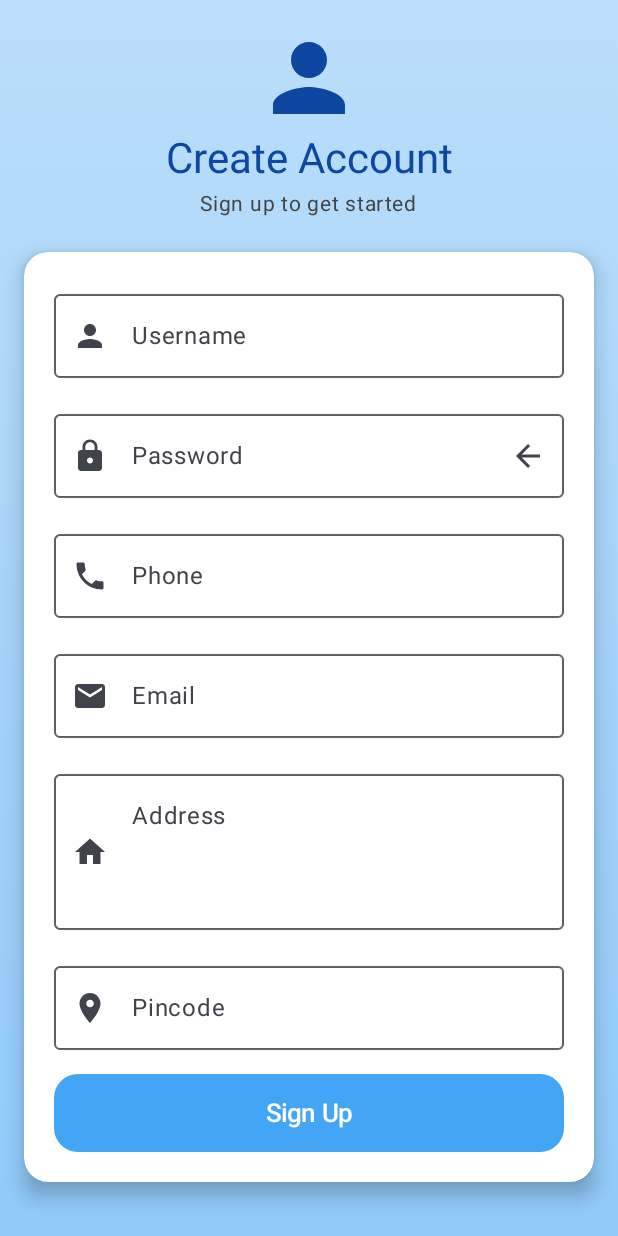
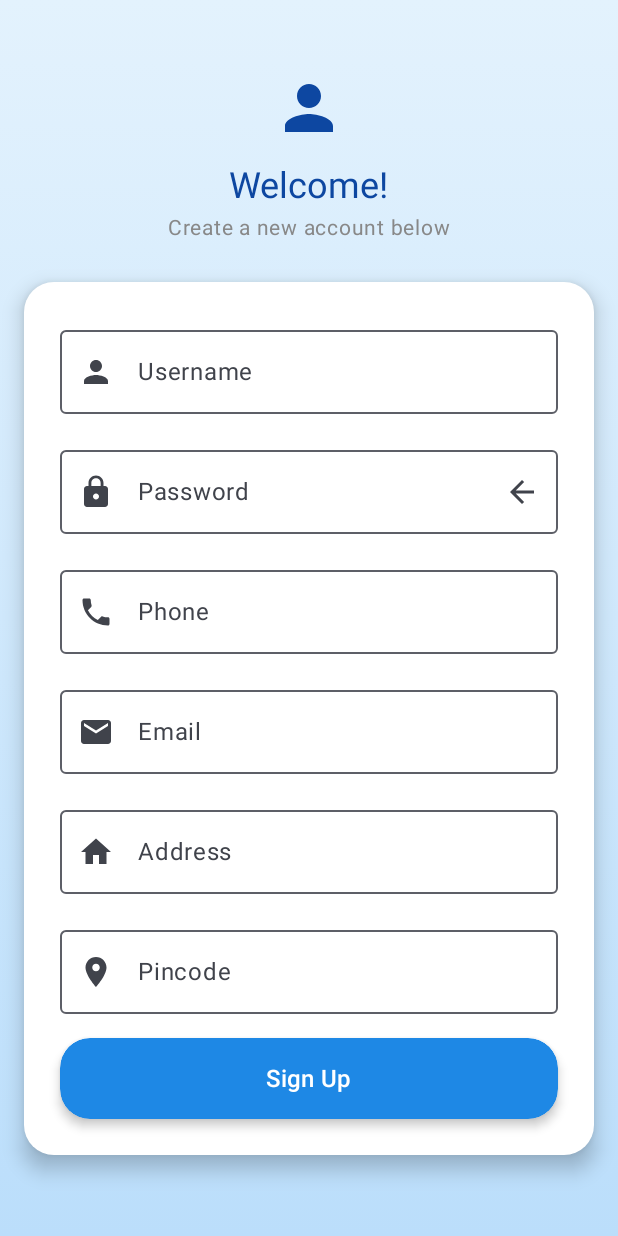
Before and after one commit to Abhi95081/vanderApp, an Android app built with Jetpack Compose: the screen it shows after launch (MainActivity), on a phone screen of 412 x 824 dp. Run offline under Robolectric (Android 15) with nearby library versions, the phone set to English and light mode, and no system bars.

Commit message:
Signup commit

```diff
--- a/app/src/main/java/com/example/vanderapp/Screen/SignupScreen/SignupScreen.kt
+++ b/app/src/main/java/com/example/vanderapp/Screen/SignupScreen/SignupScreen.kt
@@ -20,11 +20,10 @@ import androidx.compose.ui.tooling.preview.Preview
 import androidx.compose.ui.unit.dp
 import androidx.compose.ui.unit.sp
 
-@OptIn(ExperimentalFoundationApi::class)
-@Preview(showBackground = true)
+@OptIn(ExperimentalMaterial3Api::class)
 @Composable
 fun SignupScreen() {
-    val shape = RoundedCornerShape(16.dp)
+    val shape = RoundedCornerShape(20.dp)
 
     var username by remember { mutableStateOf("") }
     var userpass by remember { mutableStateOf("") }
@@ -34,53 +33,46 @@ fun SignupScreen() {
     var userpincode by remember { mutableStateOf("") }
     var userAddress by remember { mutableStateOf("") }
 
-    val cardColor by animateColorAsState(
-        targetValue = Color.White,
-        label = "Card Color Animation"
-    )
-
     Column(
         modifier = Modifier
             .fillMaxSize()
-            .background(
-                Brush.verticalGradient(
-                    listOf(Color(0xFFBBDEFB), Color(0xFF90CAF9))
-                )
-            )
+            .background(Brush.verticalGradient(colors = listOf(Color(0xFFE3F2FD), Color(0xFFBBDEFB))))
             .padding(16.dp)
             .verticalScroll(rememberScrollState()),
         horizontalAlignment = Alignment.CenterHorizontally
     ) {
         Icon(
             imageVector = Icons.Default.Person,
-            contentDescription = "App Logo",
+            contentDescription = null,
             tint = Color(0xFF0D47A1),
-            modifier = Modifier.size(72.dp)
+            modifier = Modifier
+                .size(80.dp)
+                .padding(top = 32.dp)
         )
 
         Text(
-            text = "Create Account",
-            style = MaterialTheme.typography.headlineMedium,
-            color = Color(0xFF0D47A1)
+            text = "Welcome!",
+            style = MaterialTheme.typography.headlineSmall,
+            color = Color(0xFF0D47A1),
+            modifier = Modifier.padding(top = 12.dp)
         )
 
         Text(
-            text = "Sign up to get started",
-            color = Color.DarkGray,
+            text = "Create a new account below",
+            color = Color.Gray,
             fontSize = 14.sp
         )
 
-        Spacer(modifier = Modifier.height(20.dp))
+        Spacer(modifier = Modifier.height(24.dp))
 
-        Card(
-            modifier = Modifier
-                .fillMaxWidth()
-                .shadow(8.dp, shape),
+        ElevatedCard(
+            modifier = Modifier.fillMaxWidth(),
             shape = shape,
-            colors = CardDefaults.cardColors(containerColor = cardColor),
+            elevation = CardDefaults.cardElevation(8.dp),
+            colors = CardDefaults.elevatedCardColors(containerColor = Color.White)
         ) {
             Column(
-                modifier = Modifier.padding(20.dp),
+                modifier = Modifier.padding(24.dp),
                 verticalArrangement = Arrangement.spacedBy(16.dp)
             ) {
                 CustomTextField(value = username, onValueChange = { username = it }, label = "Username", icon = Icons.Default.Person)
@@ -95,25 +87,24 @@ fun SignupScreen() {
                 )
                 CustomTextField(value = userphone, onValueChange = { userphone = it }, label = "Phone", icon = Icons.Default.Phone, keyboardType = KeyboardType.Phone)
                 CustomTextField(value = useremail, onValueChange = { useremail = it }, label = "Email", icon = Icons.Default.Email, keyboardType = KeyboardType.Email)
-                CustomTextField(value = userAddress, onValueChange = { userAddress = it }, label = "Address", icon = Icons.Default.Home, minLines = 3)
+                CustomTextField(value = userAddress, onValueChange = { userAddress = it }, label = "Address", icon = Icons.Default.Home, minLines = 2)
                 CustomTextField(value = userpincode, onValueChange = { userpincode = it }, label = "Pincode", icon = Icons.Default.LocationOn, keyboardType = KeyboardType.Number)
 
                 Button(
-                    onClick = { /* Handle signup */ },
+                    onClick = { /* Signup logic */ },
                     modifier = Modifier
                         .fillMaxWidth()
-                        .height(52.dp),
+                        .height(54.dp)
+                        .shadow(4.dp, shape),
                     shape = shape,
-                    colors = ButtonDefaults.buttonColors(
-                        containerColor = Color(0xFF42A5F5),
-                        contentColor = Color.White
-                    )
+                    colors = ButtonDefaults.buttonColors(containerColor = Color(0xFF1E88E5))
                 ) {
-                    Text("Sign Up", fontSize = 17.sp)
+                    Text("Sign Up", fontSize = 16.sp)
                 }
             }
         }
-        Spacer(modifier = Modifier.height(24.dp))
+
+        Spacer(modifier = Modifier.height(32.dp))
     }
 }
 
@@ -133,19 +124,20 @@ fun CustomTextField(
         value = value,
         onValueChange = onValueChange,
         label = { Text(label) },
-        leadingIcon = { Icon(icon, contentDescription = null) },
+        leadingIcon = { Icon(imageVector = icon, contentDescription = null) },
         trailingIcon = if (isPassword) {
             {
-                val visibilityIcon = if (showPassword) Icons.Default.ArrowForward else Icons.Default.ArrowBack
                 IconButton(onClick = { onTogglePassword?.invoke() }) {
-                    Icon(visibilityIcon, contentDescription = "Toggle password visibility")
+                    Icon(
+                        imageVector = if (showPassword) Icons.Default.ArrowForward else Icons.Default.ArrowBack,
+                        contentDescription = "Toggle password visibility"
+                    )
                 }
             }
         } else null,
         visualTransformation = if (isPassword && !showPassword) PasswordVisualTransformation() else VisualTransformation.None,
-        keyboardOptions = KeyboardOptions(keyboardType = keyboardType),
+        keyboardOptions = KeyboardOptions.Default.copy(keyboardType = keyboardType),
         singleLine = minLines == 1,
-        minLines = minLines,
         modifier = Modifier.fillMaxWidth()
     )
 }
```
